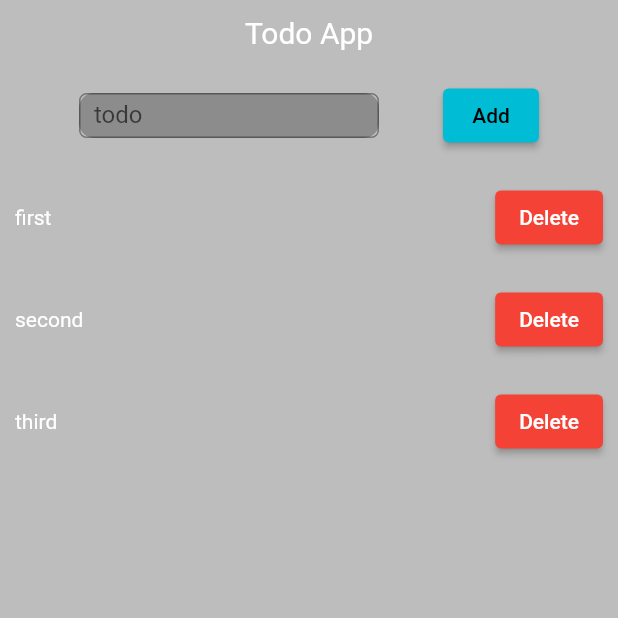
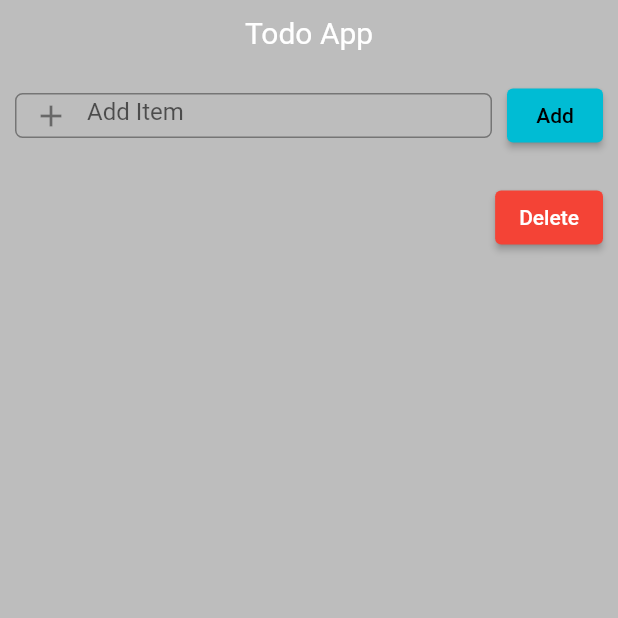
Before and after one commit to IbraheemHaseeb7/todo-flutter, a Flutter app: the screen it shows after launch, after a tap on "Add", on a phone screen of 412 x 824 dp, the top half of it. Run offline on Flutter 3.47's test engine with Material 2 defaults, Android fonts, the phone set to English and light mode, and no system bars.

```diff
--- a/lib/Task.dart
+++ b/lib/Task.dart
@@ -1,42 +1,33 @@
-import 'package:flutter/cupertino.dart';
 import 'package:flutter/material.dart';
 
 class Task extends StatefulWidget {
   final String title;
-  const Task({ super.key, required this.title });
+  Function(String) deleteItem;
+  Task({super.key, required this.title, required this.deleteItem});
   @override
-  TaskState createState() => TaskState(title);
+  TaskState createState() => TaskState();
 }
 
 class TaskState extends State<Task> {
-  final String title;
-  TaskState(this.title);
-
   @override
   Widget build(BuildContext context) {
-    return (
-      SizedBox(
+    return (SizedBox(
         width: MediaQuery.of(context).size.width,
-        child:
-        Container(
+        child: Container(
           padding: const EdgeInsets.all(10),
-          child:
-            Flex(
-                direction: Axis.horizontal,
-                mainAxisAlignment: MainAxisAlignment.spaceBetween,
-                children: <Widget>[
-              Text(title, style: const TextStyle(color: Colors.white)),
-              ElevatedButton(
-                  style: ElevatedButton.styleFrom(
-                    primary: Colors.red
-                  ),
-                  onPressed: () {},
-                  child: const Text("Delete", style: TextStyle(
-                color: Colors.white
-              )))
-            ]),
-        )
-      )
-    );
+          child: Flex(
+              direction: Axis.horizontal,
+              mainAxisAlignment: MainAxisAlignment.spaceBetween,
+              children: <Widget>[
+                Text(widget.title, style: const TextStyle(color: Colors.white)),
+                ElevatedButton(
+                    style: ElevatedButton.styleFrom(primary: Colors.red),
+                    onPressed: () {
+                      widget.deleteItem(widget.title);
+                    },
+                    child: const Text("Delete",
+                        style: TextStyle(color: Colors.white)))
+              ]),
+        )));
   }
 }
--- a/lib/TopBar.dart
+++ b/lib/TopBar.dart
@@ -1,9 +1,9 @@
 import 'package:flutter/material.dart';
 
 class TopBar extends StatefulWidget {
+  List<String> items;
   Function(String) addItem;
-  List<String> items;
-  TopBar({ super.key, required this.addItem, required this.items });
+  TopBar({super.key, required this.items, required this.addItem});
 
   @override
   TopBarState createState() {
@@ -12,15 +12,7 @@ class TopBar extends StatefulWidget {
 }
 
 class TopBarState extends State<TopBar> {
-
   TextEditingController tec = TextEditingController();
-
-  void _addItem() {
-    setState(() {
-      widget.items.add(tec.text);
-      tec.clear();
-    });
-  }
 
   @override
   Widget build(BuildContext context) {
@@ -31,34 +23,33 @@ class TopBarState extends State<TopBar> {
         direction: Axis.horizontal,
         mainAxisAlignment: MainAxisAlignment.spaceEvenly,
         children: [
-          Container(
-              width: 200,
-              height: 30,
-              decoration: const BoxDecoration(
-                color: Colors.black26,
-                borderRadius: BorderRadius.all(Radius.circular(10)),
-              ),
-              child:
-              Scaffold(backgroundColor: Colors.transparent ,body:
-                TextField(
-                  controller: tec,
-                  decoration: const InputDecoration(
-                    label: Text("todo"),
-                    hintText: "Enter your todo item",
-                    hintStyle: TextStyle(
-                      color: Colors.blueGrey
+          Expanded(
+              child: Container(
+                  margin: EdgeInsets.only(right: 10),
+                  height: 30,
+                  decoration: const BoxDecoration(
+                      borderRadius: BorderRadius.all(Radius.circular(5)),
+                      color: Colors.transparent),
+                  child: Scaffold(
+                    backgroundColor: Colors.transparent,
+                    body: TextField(
+                      controller: tec,
+                      decoration: const InputDecoration(
+                        hintText: "Add Item",
+                        prefixIcon: Icon(Icons.add),
+                        contentPadding: EdgeInsets.symmetric(
+                            vertical: 10.0, horizontal: 10.0),
+                        border: OutlineInputBorder(
+                            borderRadius: BorderRadius.all(Radius.circular(5))),
+                      ),
+                      style: const TextStyle(color: Colors.white),
                     ),
-                    contentPadding: EdgeInsets.symmetric(vertical: 10.0, horizontal: 10.0),
-                    border: OutlineInputBorder(borderRadius: BorderRadius.all(Radius.circular(5))),
-                  ),
-                  style: const TextStyle(
-                    color: Colors.white
-                  ),
-                ),
-              )
-          ),
+                  ))),
           ElevatedButton(
-            onPressed: _addItem,
+            onPressed: () {
+              widget.addItem(tec.text);
+              tec.clear();
+            },
             child: const Text('Add'),
           ),
         ],
--- a/lib/main.dart
+++ b/lib/main.dart
@@ -25,9 +25,8 @@ class MyApp extends StatelessWidget {
 //===================================================
 
 class MyHomePage extends StatefulWidget {
-
   final String title;
-  MyHomePage({ super.key, required this.title });
+  MyHomePage({super.key, required this.title});
 
   @override
   MyHomePageState createState() {
@@ -36,38 +35,41 @@ class MyHomePage extends StatefulWidget {
 }
 
 class MyHomePageState extends State<MyHomePage> {
+  List<String> items = [];
 
-  List<String> items = ["first", "second", "third"];
   void addItem(String item) {
     setState(() {
       items.add(item);
     });
   }
 
+  void deleteItem(String item) {
+    setState(() {
+      items.remove(item);
+    });
+  }
+
   @override
   Widget build(BuildContext context) {
-    return (
-        Scaffold(
-          backgroundColor: Colors.black26,
-          body: Flex(
+    return (Scaffold(
+        backgroundColor: Colors.black26,
+        body: Flex(
           direction: Axis.vertical,
           mainAxisAlignment: MainAxisAlignment.start,
           children: <Widget>[
             Container(
               padding: const EdgeInsets.all(10),
-              child:
-              Text(widget.title, style: const TextStyle(color: Colors.white, fontSize: 20)),
+              child: Text(widget.title,
+                  style: const TextStyle(color: Colors.white, fontSize: 20)),
             ),
             TopBar(items: items, addItem: addItem),
             Expanded(
-              child:
-              ListView.builder(itemCount: items.length,itemBuilder: (BuildContext context, int index) {
-                return Task(title: items[index]);
-              })
-            ),
-        ],
-        )
-      )
-    );
+                child: ListView.builder(
+                    itemCount: items.length,
+                    itemBuilder: (BuildContext context, int index) {
+                      return Task(title: items[index], deleteItem: deleteItem);
+                    })),
+          ],
+        )));
   }
 }
```
